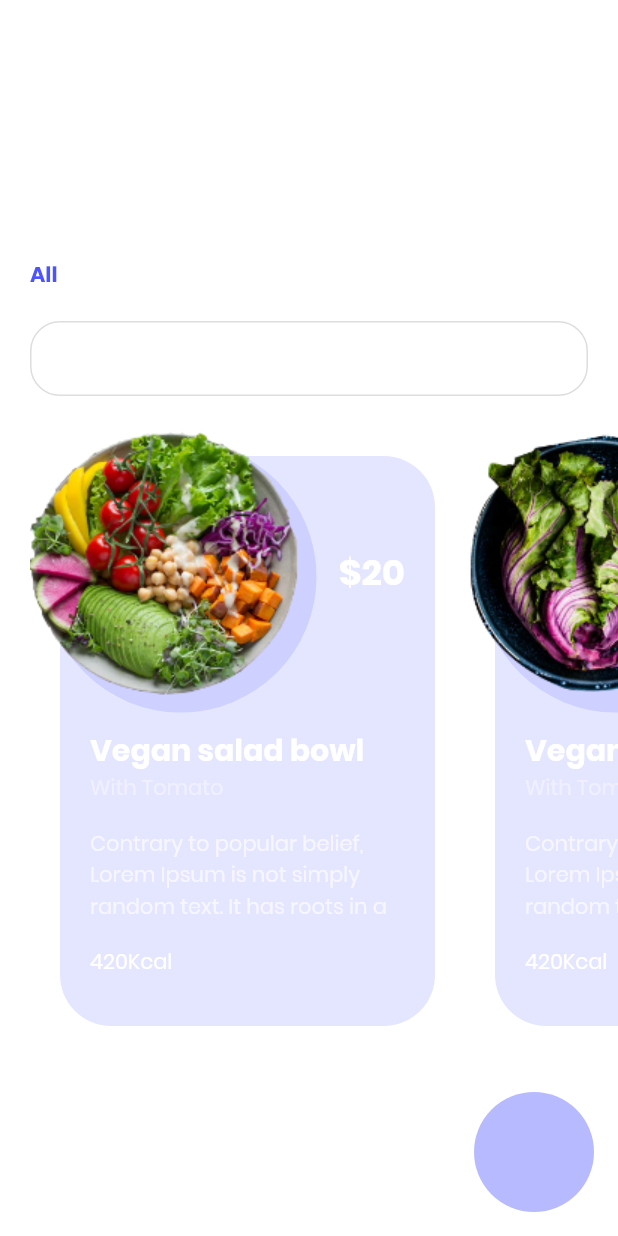
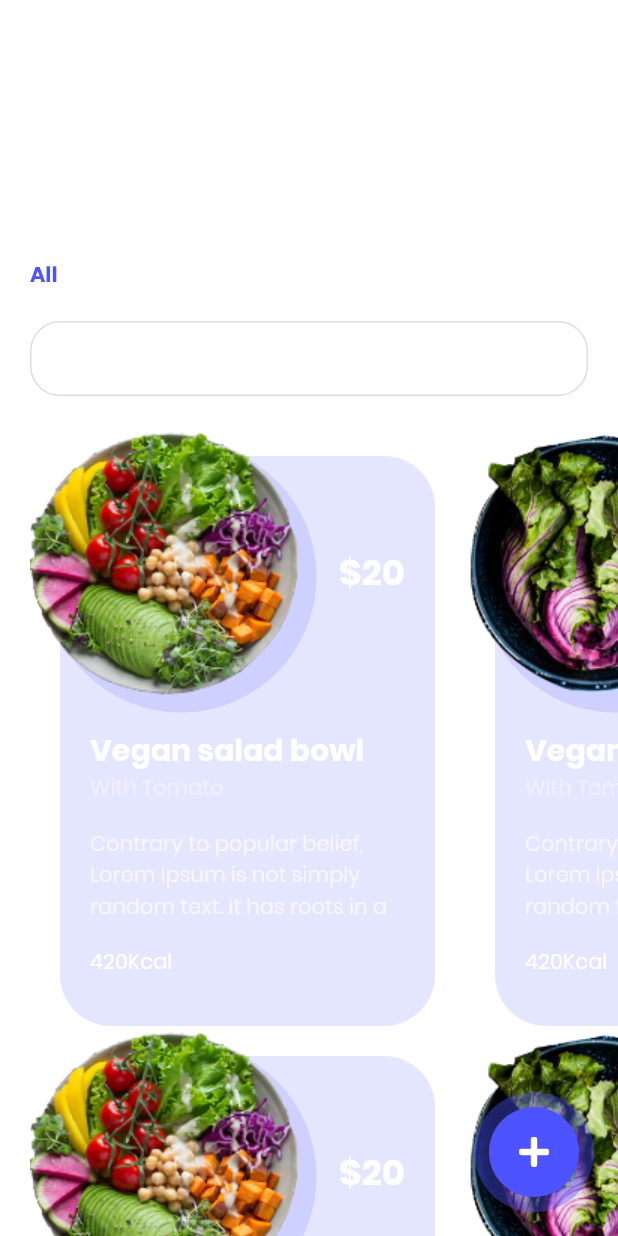
Before and after one commit to thinhnguyen1105/flutter-template-project, a Flutter app: the screen it shows after launch, on a phone screen of 412 x 824 dp. Run offline on Flutter 3.47's test engine with Material 2 defaults, Android fonts, the phone set to English and light mode, and no system bars; our stand-ins replace flutter_svg.

Commit message:
update food screen and build on xcode

```diff
--- /dev/null
+++ b/lib/ListFood/components/ButtonAddFood.dart
@@ -0,0 +1,32 @@
+import 'package:flutter/material.dart';
+import 'package:flutter_svg/flutter_svg.dart';
+import 'package:practice_flutter/DashBoard/index.dart';
+import 'package:practice_flutter/constants.dart';
+
+class ButtonAddFood extends StatelessWidget {
+  @override
+  Widget build(BuildContext context) {
+    return FittedBox(
+      child: GestureDetector(
+        onTap: () {
+          Navigator.push(context, MaterialPageRoute(builder: (context) {
+            return WelcomeScreen();
+          }));
+        },
+        child: Container(
+          padding: EdgeInsets.all(10),
+          height: 80,
+          width: 80,
+          decoration: BoxDecoration(
+              shape: BoxShape.circle, color: kPrimaryColor.withOpacity(.4)),
+          child: Container(
+            padding: EdgeInsets.all(20),
+            decoration:
+                BoxDecoration(shape: BoxShape.circle, color: kPrimaryColor),
+            child: SvgPicture.asset("assets/icons/plus.svg"),
+          ),
+        ),
+      ),
+    );
+  }
+}
--- a/lib/ListFood/index.dart
+++ b/lib/ListFood/index.dart
@@ -1,5 +1,6 @@
 import 'package:flutter/material.dart';
 import 'package:flutter_svg/flutter_svg.dart';
+import 'package:practice_flutter/ListFood/components/ButtonAddFood.dart';
 import 'package:practice_flutter/ListFood/components/CategoryTitle.dart';
 import 'package:practice_flutter/ListFood/components/FoodCard.dart';
 import 'package:practice_flutter/ListFood/components/SearchBox.dart';
@@ -9,13 +10,10 @@ class ListFood extends StatelessWidget {
   @override
   Widget build(BuildContext context) {
     return Scaffold(
-        floatingActionButton: Container(
-          height: 80,
-          width: 80,
-          decoration: BoxDecoration(
-              shape: BoxShape.circle, color: kPrimaryColor.withOpacity(.4)),
-        ),
-        body: Column(
+        floatingActionButton: ButtonAddFood(),
+        body: SingleChildScrollView(
+          scrollDirection: Axis.vertical,
+          child: Column(
             crossAxisAlignment: CrossAxisAlignment.start,
             children: <Widget>[
               Padding(
@@ -67,8 +65,30 @@ class ListFood extends StatelessWidget {
                           ingredient: 'Tomato'),
                       SizedBox(width: 20)
                     ],
+                  )),
+              SingleChildScrollView(
+                  scrollDirection: Axis.horizontal,
+                  child: Row(
+                    children: <Widget>[
+                      FoodCard(
+                          title: "Vegan salad bowl",
+                          image: "assets/images/image_1.png",
+                          price: 20,
+                          calories: "420Kcal",
+                          description: kDescription,
+                          ingredient: 'Tomato'),
+                      FoodCard(
+                          title: "Vegan salad bowl",
+                          image: "assets/images/image_2.png",
+                          price: 20,
+                          calories: "420Kcal",
+                          description: kDescription,
+                          ingredient: 'Tomato'),
+                      SizedBox(width: 20)
+                    ],
                   ))
             ],
+          ),
         ));
   }
 }
--- a/lib/SignIn/components/ButtonRedirect.dart
+++ b/lib/SignIn/components/ButtonRedirect.dart
@@ -1,5 +1,5 @@
 import 'package:flutter/material.dart';
-import 'package:practice_flutter/DashBoard/index.dart';
+import 'package:practice_flutter/ListFood/index.dart';
 import 'package:practice_flutter/constants.dart';
 
 class ButtonRedirect extends StatelessWidget {
@@ -9,7 +9,7 @@ class ButtonRedirect extends StatelessWidget {
         child: GestureDetector(
       onTap: () {
         Navigator.push(context, MaterialPageRoute(builder: (context) {
-          return WelcomeScreen();
+          return ListFood();
         }));
       },
       child: Container(
```
Also changed, not shown: 104 other files. Lines whose indentation alone changed are shown as unchanged.
